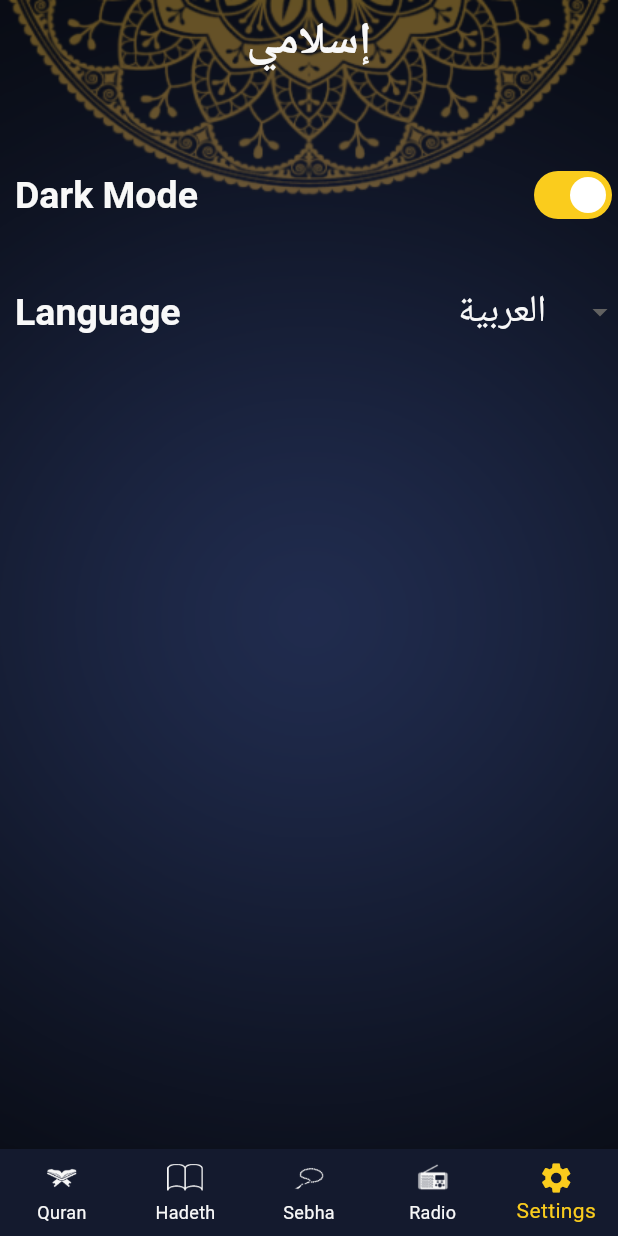
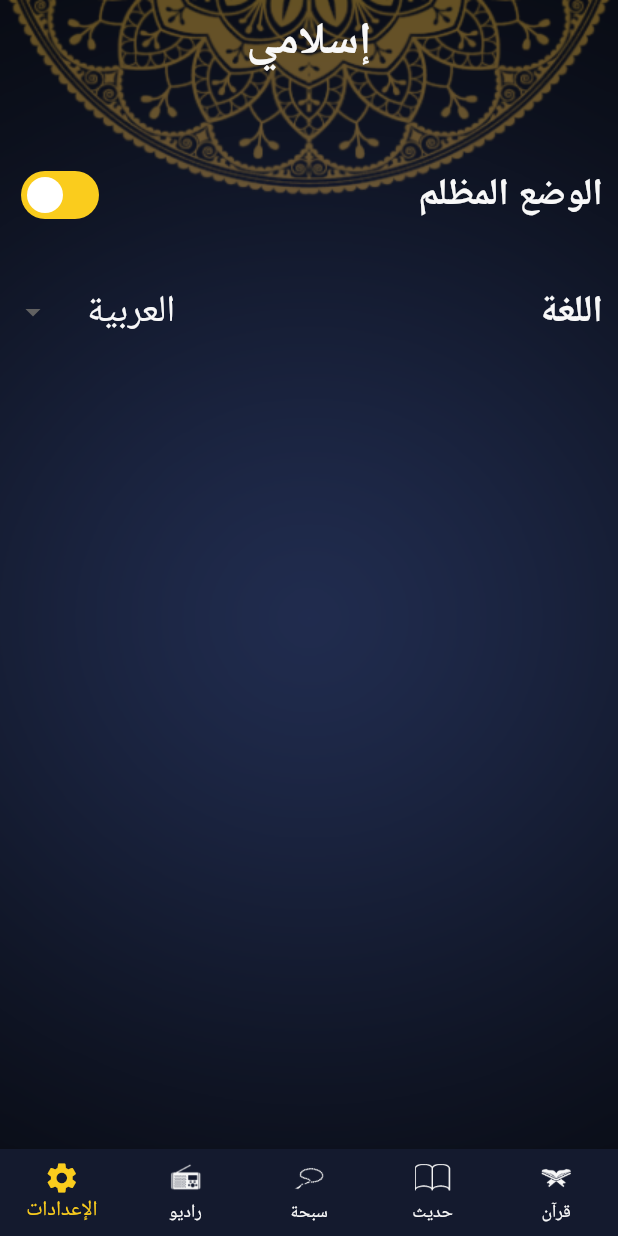
Before and after one commit to suhailaramadan/Islami, a Flutter app: the screen it shows after launch, item 5 of the bottom bar chosen, on a phone screen of 412 x 824 dp. Run offline on Flutter 3.47's test engine with Material 3 defaults, Android fonts, the light colour scheme and no system bars; generated files the repository leaves out were written again.

Commit message:
localization

```diff
--- /dev/null
+++ b/l10n.yaml
@@ -0,0 +1,3 @@
+arb-dir: lib/l10n
+template-arb-file: app_en.arb
+output-localization-file: app_localizations.dart
--- a/lib/Home_screen.dart
+++ b/lib/Home_screen.dart
@@ -9,7 +9,7 @@ import 'package:islami_splash/tabs/Sebha/sebha_tab.dart';
 import 'package:islami_splash/tabs/Settings/settings_provider.dart';
 import 'package:islami_splash/tabs/Settings/settings_tab.dart';
 import 'package:provider/provider.dart';
-
+import 'package:flutter_gen/gen_l10n/app_localizations.dart';
 
 class HomeScreen extends StatefulWidget {
   static const String routeName = "/";
@@ -42,8 +42,8 @@ SettingsTab()
       child: Scaffold(
         backgroundColor: Colors.transparent,
         appBar: AppBar(
-          title: const Text(
-            "إسلامي",
+          title: Text(
+            AppLocalizations.of(context)!.islami
           ),
         ),
       body: tabs[currentIndex],
@@ -53,25 +53,25 @@ SettingsTab()
               currentIndex = index;
               setState(() {});
             },
-            items: const [
+            items: [
               BottomNavigationBarItem(
-                  label: "Quran",
+                  label:AppLocalizations.of(context)!.quran,
                   icon: ImageIcon(
                       AssetImage("assets/images/images/icon_quran.png"))),
               BottomNavigationBarItem(
-                  label: "Hadeth",
+                  label: AppLocalizations.of(context)!.hadeth,
                   icon: ImageIcon(
                       AssetImage("assets/images/images/icon_hadeth.png"))),
               BottomNavigationBarItem(
-                  label: "Sebha",
+                  label: AppLocalizations.of(context)!.sebha,
                   icon: ImageIcon(
                       AssetImage("assets/images/images/icon_sebha.png"))),
               BottomNavigationBarItem(
-                  label: "Radio",
+                  label: AppLocalizations.of(context)!.radio,
                   icon: ImageIcon(
                       AssetImage("assets/images/images/icon_radio.png"))),
               BottomNavigationBarItem(
-                  icon: Icon(Icons.settings), label: "Settings"),
+                  icon: Icon(Icons.settings), label:AppLocalizations.of(context)!.settings),
             ]),
       ),
     );
--- /dev/null
+++ b/lib/l10n/app_ar.arb
@@ -0,0 +1,15 @@
+{
+    "islami": "إسلامي",
+    "settings": "الإعدادات",
+    "quran": "قرآن",
+    "radio": "راديو",
+    "hadeth": "حديث",
+    "sebha": "سبحة" ,
+    "ahadeth": "الأحاديث",
+    "numberOfPraises": "عدد التسبيحات",
+    "darkMode": "الوضع المظلم",
+    "language": "اللغة",
+    "quranRadio": "إذاعة القرآن الكريم",
+    "suraName": "إسم السورة",
+    "ayatNumber": "عدد الآيات"
+}
--- a/lib/main.dart
+++ b/lib/main.dart
@@ -8,7 +8,7 @@ import 'package:islami_splash/tabs/Hadeth/hadeth_details_screen.dart';
 import 'package:islami_splash/tabs/Quran/sura_screen.dart';
 import 'package:islami_splash/tabs/Settings/settings_provider.dart';
 import 'package:provider/provider.dart';
-
+import 'package:flutter_gen/gen_l10n/app_localizations.dart';
 void main() {
   runApp(ChangeNotifierProvider(
       create: (BuildContext context)=>SettingsProvider(),
@@ -31,6 +31,10 @@ class MyApp extends StatelessWidget {
       theme: AppTheme.lightTheme,
       darkTheme: AppTheme.darkTheme,
       themeMode:settingsProvider.themeMode,
+
+      localizationsDelegates: AppLocalizations.localizationsDelegates,
+      supportedLocales: AppLocalizations.supportedLocales ,
+      locale:Locale(settingsProvider.Language)
     );
   }
 }
--- a/lib/tabs/Hadeth/hadeth_tab.dart
+++ b/lib/tabs/Hadeth/hadeth_tab.dart
@@ -4,7 +4,7 @@ import 'package:flutter/widgets.dart';
 import 'package:islami_splash/app_theme.dart';
 import 'package:islami_splash/tabs/Hadeth/hadeth.dart';
 import 'package:islami_splash/tabs/Hadeth/hadeth_details_screen.dart';
-
+import 'package:flutter_gen/gen_l10n/app_localizations.dart';
 class HadethTab extends StatefulWidget {
   HadethTab({super.key});
 
@@ -28,8 +28,7 @@ class _HadethTabState extends State<HadethTab> {
             border: Border.symmetric(
                 horizontal: BorderSide(width: 3, color:Theme.of(context).dividerColor))),
           child:
-          Text(
-            "الأحاديث",
+          Text(AppLocalizations.of(context)!.ahadeth,
             style: Theme.of(context).textTheme.headlineSmall,
             textAlign: TextAlign.center,
           ),),
--- a/lib/tabs/Quran/quran_tab.dart
+++ b/lib/tabs/Quran/quran_tab.dart
@@ -5,6 +5,7 @@ import 'package:flutter/services.dart';
 import 'package:flutter/widgets.dart';
 import 'package:islami_splash/app_theme.dart';
 import 'package:islami_splash/tabs/Quran/sura_screen.dart';
+import 'package:flutter_gen/gen_l10n/app_localizations.dart';
 
 class QuranTab extends StatefulWidget {
   QuranTab({super.key});
@@ -265,7 +266,7 @@ List<int> ayat=[
               children: [
                 Expanded(
                     child: Text(
-                  "عدد الآيات",
+                  AppLocalizations.of(context)!.ayatNumber,
                   style: Theme.of(context).textTheme.headlineSmall,
                   textAlign: TextAlign.center,
                 )),
@@ -276,7 +277,7 @@ List<int> ayat=[
                 ),
                 Expanded(
                     child: Text(
-                  "إسم السورة",
+                  AppLocalizations.of(context)!.suraName,
                   style: Theme.of(context).textTheme.headlineSmall,
                   textAlign: TextAlign.center,
                 )),
--- a/lib/tabs/Radio/radio_tab.dart
+++ b/lib/tabs/Radio/radio_tab.dart
@@ -2,6 +2,7 @@ import 'package:flutter/cupertino.dart';
 import 'package:flutter/material.dart';
 import 'package:flutter/widgets.dart';
 import 'package:islami_splash/app_theme.dart';
+import 'package:flutter_gen/gen_l10n/app_localizations.dart';
 
 class RadioTab extends StatelessWidget {
   const RadioTab({super.key});
@@ -11,7 +12,7 @@ class RadioTab extends StatelessWidget {
     return Column(mainAxisAlignment: MainAxisAlignment.center,children: [
       Image.asset("assets/images/images/radio_image.png"),
       SizedBox(height: 20,),
-      Text("إذاعة القرآن الكريم",style: Theme.of(context).textTheme.headlineSmall,),
+      Text(AppLocalizations.of(context)!.quranRadio,style: Theme.of(context).textTheme.headlineSmall,),
       SizedBox(height: 25,),
         Row( mainAxisAlignment: MainAxisAlignment.spaceEvenly,
           children: [
--- a/lib/tabs/Sebha/sebha_tab.dart
+++ b/lib/tabs/Sebha/sebha_tab.dart
@@ -2,6 +2,7 @@ import 'package:flutter/cupertino.dart';
 import 'package:flutter/material.dart';
 import 'package:flutter/widgets.dart';
 import 'package:islami_splash/app_theme.dart';
+import 'package:flutter_gen/gen_l10n/app_localizations.dart';
 
 class SebhaTab extends StatefulWidget {
   SebhaTab({super.key});
@@ -40,7 +41,7 @@ class _SebhaTabState extends State<SebhaTab> {
         child: Container(
             child: Column(children: [
           Text(
-            "عدد التسبيحات",
+            AppLocalizations.of(context)!.numberOfPraises,
             style: Theme.of(context).textTheme.headlineSmall,
           ),
           SizedBox(
--- a/lib/tabs/Settings/settings_provider.dart
+++ b/lib/tabs/Settings/settings_provider.dart
@@ -2,7 +2,7 @@ import 'package:flutter/material.dart';
 
 class SettingsProvider with ChangeNotifier{
   ThemeMode themeMode=ThemeMode.dark;
-  String Language="Ar";
+  String Language="ar";
   bool get isDark=>themeMode==ThemeMode.dark;
   String get backgroundImagePath=>
   "assets/images/images/${isDark?"dark_bg":"default_bg"}.png";
--- a/lib/tabs/Settings/settings_tab.dart
+++ b/lib/tabs/Settings/settings_tab.dart
@@ -4,7 +4,7 @@ import 'package:flutter/material.dart';
 import 'package:islami_splash/app_theme.dart';
 import 'package:islami_splash/tabs/Settings/settings_provider.dart';
 import 'package:provider/provider.dart';
-
+import 'package:flutter_gen/gen_l10n/app_localizations.dart';
 class SettingsTab extends StatelessWidget {
   const SettingsTab({super.key});
 
@@ -12,12 +12,12 @@ class SettingsTab extends StatelessWidget {
   Widget build(BuildContext context) {
     SettingsProvider settingsProvider=Provider.of<SettingsProvider>(context);
     return Padding(
-      padding: const EdgeInsets.only(top: 50,left: 10),
+      padding: const EdgeInsets.only(top: 50,left: 10,right: 10),
       child: Column(children: [
         Row(
           mainAxisAlignment: MainAxisAlignment.spaceBetween,
           children: [
-          Text("Dark Mode",style: Theme.of(context).textTheme.headlineSmall,),
+          Text(AppLocalizations.of(context)!.darkMode,style: Theme.of(context).textTheme.headlineSmall,),
           Switch(
             value:settingsProvider.isDark,
             onChanged: (isDark){settingsProvider.changeThemeMode(isDark?ThemeMode.dark:ThemeMode.light);},
@@ -29,7 +29,7 @@ class SettingsTab extends StatelessWidget {
         Row(
           mainAxisAlignment: MainAxisAlignment.spaceBetween,
           children: [
-          Text("Language",style: Theme.of(context).textTheme.headlineSmall,),
+          Text(AppLocalizations.of(context)!.language,style: Theme.of(context).textTheme.headlineSmall,),
             DropdownButtonHideUnderline(
               child: DropdownButton<String>(
                   dropdownColor: AppTheme.gold,
@@ -37,10 +37,10 @@ class SettingsTab extends StatelessWidget {
                   borderRadius: BorderRadius.circular(25),
                   items:[
                     DropdownMenuItem(
-                      value: "En",
+                      value: "en",
                     child: Text("English")),
                     DropdownMenuItem(
-                      value: "Ar",
+                      value: "ar",
                       child: Text("العربية"))]  ,
                   onChanged:(selectedLanguage){
                     if(selectedLanguage==null)return;
--- a/pubspec.yaml
+++ b/pubspec.yaml
@@ -36,6 +36,9 @@ dependencies:
   # Use with the CupertinoIcons class for iOS style icons.
   cupertino_icons: ^1.0.6
   provider: ^6.1.2
+  flutter_localizations:
+    sdk: flutter
+  intl: ^0.18.1
 
 
 dev_dependencies:
@@ -60,6 +63,7 @@ flutter:
   # included with your application, so that you can use the icons in
   # the material Icons class.
   uses-material-design: true
+  generate: true
 
   # To add assets to your application, add an assets section, like this:
   assets:
```
Also changed, not shown: lib/l10n/app_en.arb (added, +15 -0 lines), pubspec.lock.
